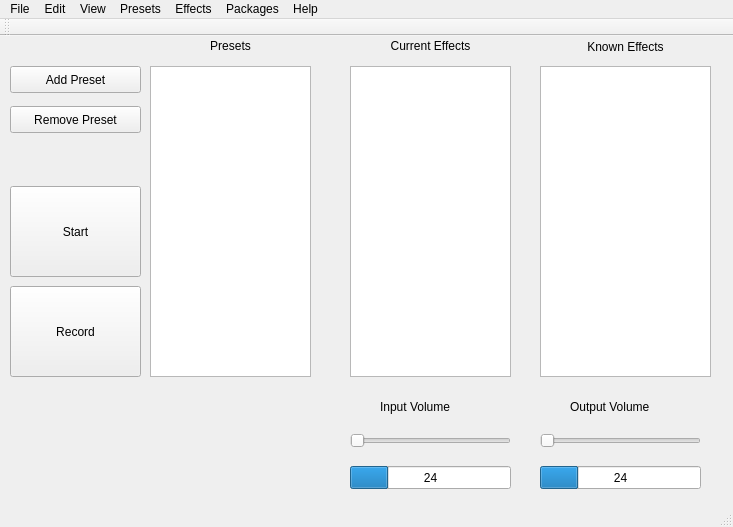
The window that src/gnuitar-qt/main-window.ui (hermeszhang/gnu-guitar-gui) describes before a commit, drawn with Qt 5.
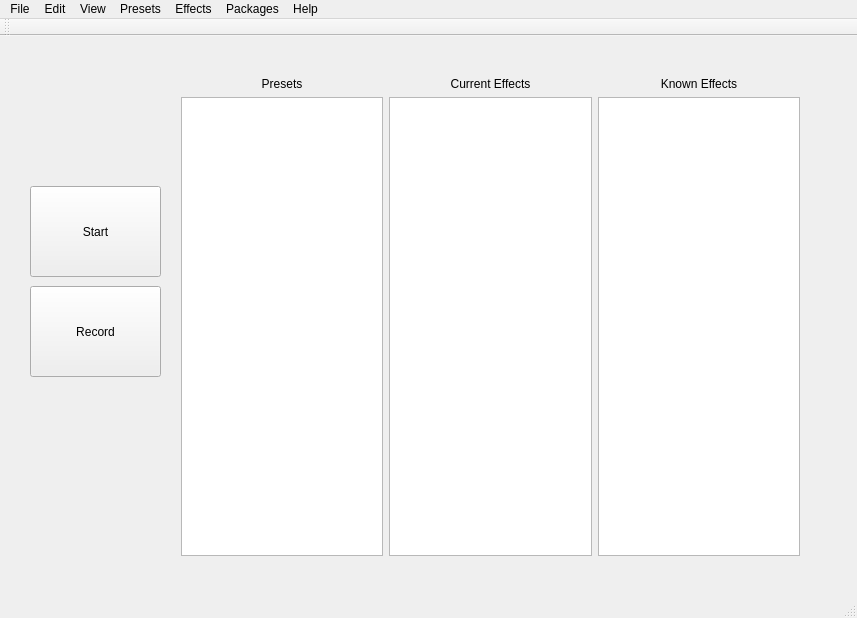
The same window after the commit.

Commit message: added grid layout

The edit to the form file:
```diff
--- a/src/gnuitar-qt/main-window.ui
+++ b/src/gnuitar-qt/main-window.ui
@@ -6,8 +6,8 @@
    <rect>
     <x>0</x>
     <y>0</y>
-    <width>733</width>
-    <height>527</height>
+    <width>857</width>
+    <height>618</height>
    </rect>
   </property>
   <property name="windowTitle">
@@ -17,7 +17,7 @@
    <widget class="QPushButton" name="start_button">
     <property name="geometry">
      <rect>
-      <x>10</x>
+      <x>30</x>
       <y>150</y>
       <width>131</width>
       <height>91</height>
@@ -27,30 +27,10 @@
      <string>Start</string>
     </property>
    </widget>
-   <widget class="QListView" name="current_effects">
-    <property name="geometry">
-     <rect>
-      <x>350</x>
-      <y>30</y>
-      <width>161</width>
-      <height>311</height>
-     </rect>
-    </property>
-   </widget>
-   <widget class="QListView" name="known_effects">
-    <property name="geometry">
-     <rect>
-      <x>540</x>
-      <y>30</y>
-      <width>171</width>
-      <height>311</height>
-     </rect>
-    </property>
-   </widget>
    <widget class="QPushButton" name="record_button">
     <property name="geometry">
      <rect>
-      <x>10</x>
+      <x>30</x>
       <y>250</y>
       <width>131</width>
       <height>91</height>
@@ -60,188 +40,59 @@
      <string>Record</string>
     </property>
    </widget>
-   <widget class="QLabel" name="label">
+   <widget class="QWidget" name="gridLayoutWidget">
     <property name="geometry">
      <rect>
-      <x>350</x>
-      <y>0</y>
-      <width>161</width>
-      <height>20</height>
-     </rect>
-    </property>
-    <property name="text">
-     <string>Current Effects</string>
-    </property>
-    <property name="alignment">
-     <set>Qt::AlignCenter</set>
-    </property>
-   </widget>
-   <widget class="QLabel" name="label_2">
-    <property name="geometry">
-     <rect>
-      <x>540</x>
-      <y>0</y>
-      <width>171</width>
-      <height>21</height>
-     </rect>
-    </property>
-    <property name="text">
-     <string>Known Effects</string>
-    </property>
-    <property name="alignment">
-     <set>Qt::AlignCenter</set>
-    </property>
-   </widget>
-   <widget class="QProgressBar" name="input_volume">
-    <property name="geometry">
-     <rect>
-      <x>350</x>
-      <y>430</y>
-      <width>161</width>
-      <height>23</height>
-     </rect>
-    </property>
-    <property name="autoFillBackground">
-     <bool>false</bool>
-    </property>
-    <property name="value">
-     <number>24</number>
-    </property>
-    <property name="invertedAppearance">
-     <bool>false</bool>
-    </property>
-    <property name="format">
-     <string>%p</string>
-    </property>
-   </widget>
-   <widget class="QListView" name="listView">
-    <property name="geometry">
-     <rect>
-      <x>150</x>
+      <x>170</x>
       <y>30</y>
-      <width>161</width>
-      <height>311</height>
+      <width>641</width>
+      <height>501</height>
      </rect>
     </property>
-   </widget>
-   <widget class="QLabel" name="label_3">
-    <property name="geometry">
-     <rect>
-      <x>150</x>
-      <y>0</y>
-      <width>161</width>
-      <height>20</height>
-     </rect>
-    </property>
-    <property name="text">
-     <string>Presets</string>
-    </property>
-    <property name="scaledContents">
-     <bool>false</bool>
-    </property>
-    <property name="alignment">
-     <set>Qt::AlignCenter</set>
-    </property>
-   </widget>
-   <widget class="QSlider" name="horizontalSlider">
-    <property name="geometry">
-     <rect>
-      <x>350</x>
-      <y>390</y>
-      <width>161</width>
-      <height>29</height>
-     </rect>
-    </property>
-    <property name="orientation">
-     <enum>Qt::Horizontal</enum>
-    </property>
-   </widget>
-   <widget class="QLabel" name="label_4">
-    <property name="geometry">
-     <rect>
-      <x>380</x>
-      <y>350</y>
-      <width>121</width>
-      <height>41</height>
-     </rect>
-    </property>
-    <property name="text">
-     <string>Input Volume</string>
-    </property>
-   </widget>
-   <widget class="QProgressBar" name="InputVolume_2">
-    <property name="geometry">
-     <rect>
-      <x>540</x>
-      <y>430</y>
-      <width>161</width>
-      <height>23</height>
-     </rect>
-    </property>
-    <property name="autoFillBackground">
-     <bool>false</bool>
-    </property>
-    <property name="value">
-     <number>24</number>
-    </property>
-    <property name="invertedAppearance">
-     <bool>false</bool>
-    </property>
-    <property name="format">
-     <string>%p</string>
-    </property>
-   </widget>
-   <widget class="QLabel" name="label_5">
-    <property name="geometry">
-     <rect>
-      <x>570</x>
-      <y>350</y>
-      <width>121</width>
-      <height>41</height>
-     </rect>
-    </property>
-    <property name="text">
-     <string>Output Volume</string>
-    </property>
-   </widget>
-   <widget class="QSlider" name="horizontalSlider_2">
-    <property name="geometry">
-     <rect>
-      <x>540</x>
-      <y>390</y>
-      <width>161</width>
-      <height>29</height>
-     </rect>
-    </property>
-    <property name="orientation">
-     <enum>Qt::Horizontal</enum>
-    </property>
-   </widget>
-   <widget class="QPushButton" name="add_preset_button">
-    <property name="geometry">
-     <rect>
-      <x>10</x>
-      <y>30</y>
-      <width>131</width>
-      <height>27</height>
-     </rect>
-    </property>
-    <property name="text">
-     <string>Add Preset</string>
-    </property>
-   </widget>
-   <widget class="QPushButton" name="remove_preset_button">
-    <property name="geometry">
-     <rect>
-      <x>10</x>
-      <y>70</y>
-      <width>131</width>
-      <height>27</height>
-     </rect>
-    </property>
-    <property name="text">
-     <string>Remove Preset</string>
-    </property>
+    <layout class="QGridLayout" name="gridLayout">
+     <item row="1" column="0">
+      <widget class="QListView" name="current_effects"/>
+     </item>
+     <item row="1" column="1">
+      <widget class="QListView" name="listView"/>
+     </item>
+     <item row="1" column="2">
+      <widget class="QListView" name="known_effects"/>
+     </item>
+     <item row="0" column="0">
+      <widget class="QLabel" name="label_3">
+       <property name="text">
+        <string>Presets</string>
+       </property>
+       <property name="scaledContents">
+        <bool>false</bool>
+       </property>
+       <property name="alignment">
+        <set>Qt::AlignCenter</set>
+       </property>
+      </widget>
+     </item>
+     <item row="0" column="1">
+      <widget class="QLabel" name="label">
+       <property name="text">
+        <string>Current Effects</string>
+       </property>
+       <property name="alignment">
+        <set>Qt::AlignCenter</set>
+       </property>
+      </widget>
+     </item>
+     <item row="0" column="2">
+      <widget class="QLabel" name="label_2">
+       <property name="text">
+        <string>Known Effects</string>
+       </property>
+       <property name="alignment">
+        <set>Qt::AlignCenter</set>
+       </property>
+      </widget>
+     </item>
+    </layout>
    </widget>
   </widget>
   <widget class="QToolBar" name="main_toolbar">
@@ -258,7 +109,7 @@
     <rect>
      <x>0</x>
      <y>0</y>
-     <width>733</width>
+     <width>857</width>
      <height>25</height>
     </rect>
    </property>
```
Left out of the diff: 2 changed lines with no effect on the pictures.
